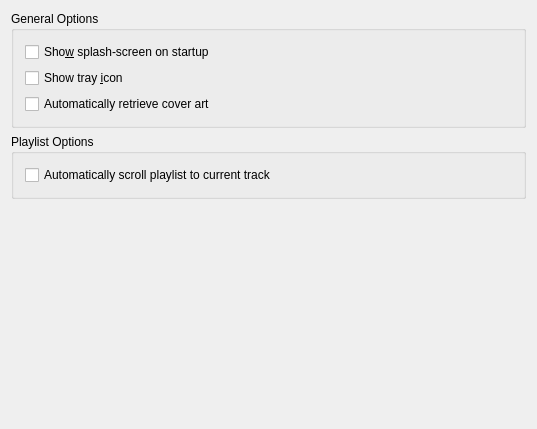
The window that src/configdialog/dialogs/GeneralConfig.ui (KDE/amarok) describes before a commit, drawn with Qt 5.
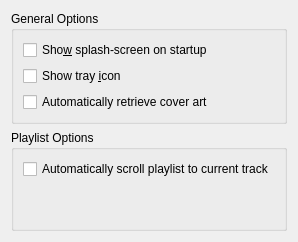
The same window after the commit.

Commit message: Normalize setting pages, step 2. Removed some obsolete code in the ui files which wasnt editable by qt-designer.

What changed in the file:
```diff
--- a/src/configdialog/dialogs/GeneralConfig.ui
+++ b/src/configdialog/dialogs/GeneralConfig.ui
@@ -2,16 +2,8 @@
 <ui version="4.0">
  <class>GeneralConfig</class>
  <widget class="QWidget" name="GeneralConfig">
-  <property name="geometry">
-   <rect>
-    <x>0</x>
-    <y>0</y>
-    <width>537</width>
-    <height>429</height>
-   </rect>
-  </property>
-  <layout class="QVBoxLayout" name="verticalLayout">
-   <item>
+  <layout class="QGridLayout" name="rootLayout">
+   <item row="0" column="0">
     <widget class="QGroupBox" name="generalBox">
      <property name="title">
       <string>General Options</string>
@@ -56,41 +48,37 @@
      <zorder>kcfg_AutoGetCoverArt</zorder>
     </widget>
    </item>
-   <item>
+   <item row="1" column="0">
     <widget class="QGroupBox" name="playlistBox">
      <property name="title">
       <string>Playlist Options</string>
      </property>
      <layout class="QGridLayout" name="gridLayout_2">
-      <item row="0" column="0" colspan="2">
+      <item row="0" column="0">
        <widget class="QCheckBox" name="kcfg_AutoScrollPlaylist">
         <property name="text">
          <string>Automatically scroll playlist to current track</string>
         </property>
        </widget>
       </item>
-     </layout>
-    </widget>
-   </item>
-   <item>
-    <spacer>
+      <item row="1" column="0">
+       <spacer name="verticalSpacer">
      <property name="orientation">
       <enum>Qt::Vertical</enum>
      </property>
-     <property name="sizeType">
-      <enum>QSizePolicy::MinimumExpanding</enum>
-     </property>
      <property name="sizeHint" stdset="0">
       <size>
-       <width>17</width>
-       <height>100</height>
+          <width>20</width>
+          <height>40</height>
       </size>
      </property>
     </spacer>
    </item>
   </layout>
  </widget>
- <layoutdefault spacing="6" margin="11"/>
+   </item>
+  </layout>
+ </widget>
  <includes>
   <include location="local">kcombobox.h</include>
   <include location="local">klineedit.h</include>
```
Left out of the diff: 3 changed lines with no effect on the pictures. Lines whose indentation alone changed are shown as unchanged. The commit also changes 4 other files.
